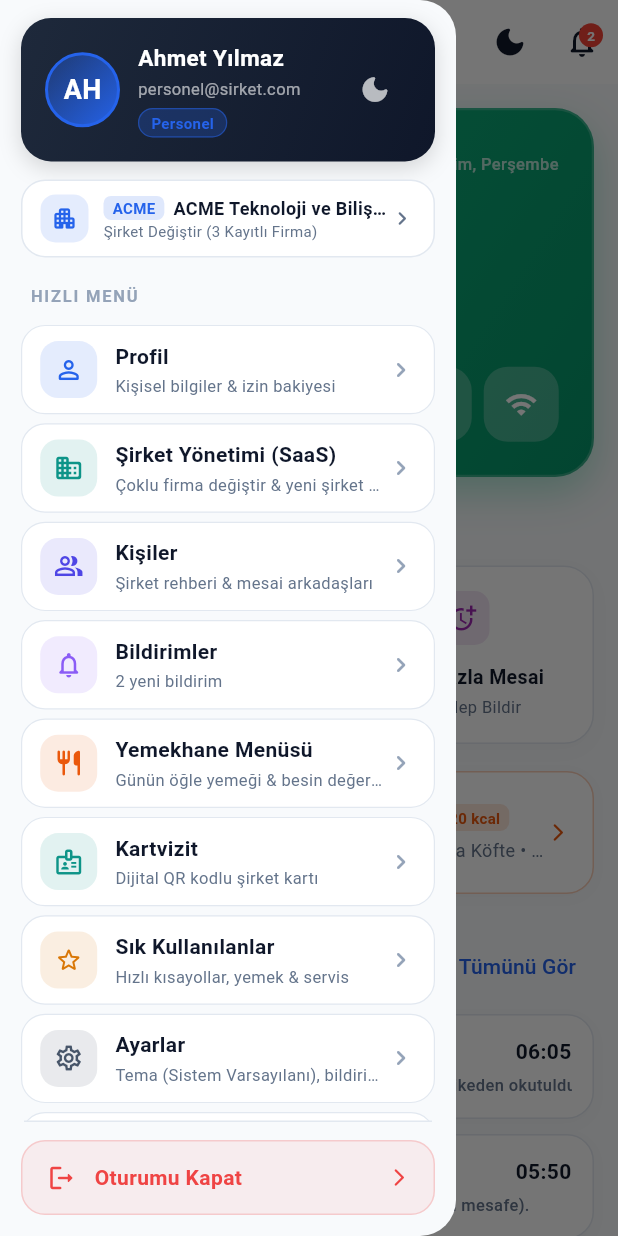
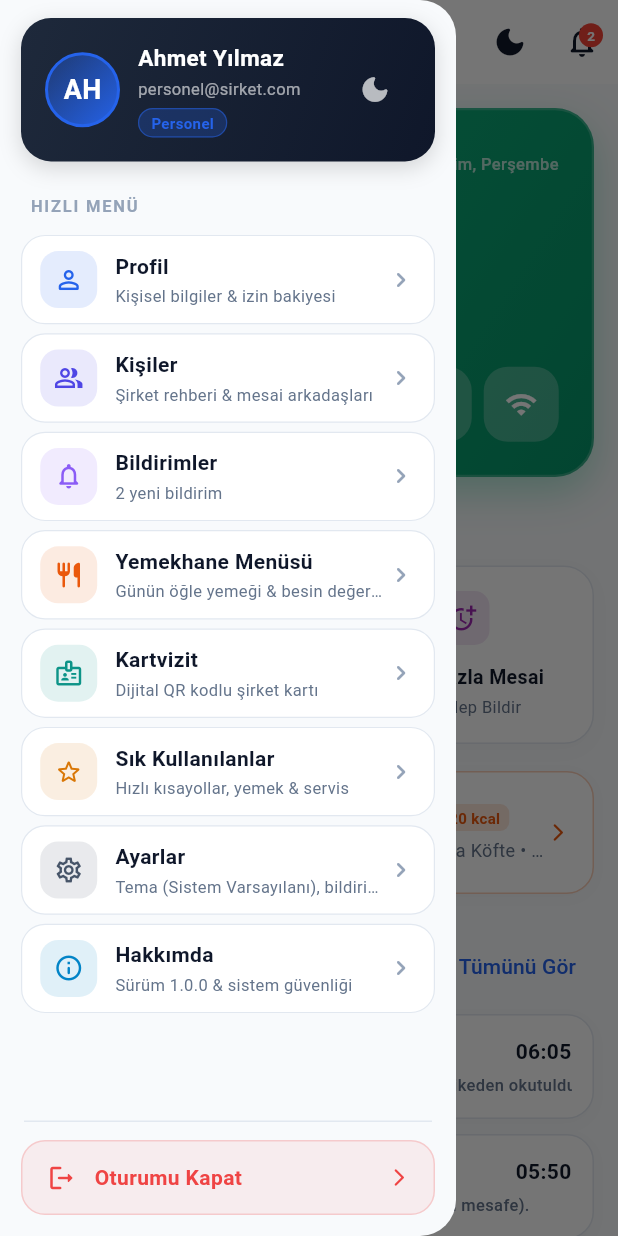
Before and after one commit to huseyincanli20/pdks-flutter, a Flutter app: the screen it shows after launch, with the side drawer open, on a phone screen of 412 x 824 dp. Run offline on Flutter 3.47's test engine with Material 3 defaults, Android fonts, the phone set to English and light mode, and no system bars; our stand-ins replace geolocator, local_auth, qr_flutter; missing offline and left inert: dart:html, mobile_scanner.

Commit message:
feat: Remove company switcher card and company management tile from drawer

```diff
--- a/lib/views/common/app_drawer.dart
+++ b/lib/views/common/app_drawer.dart
@@ -11,7 +11,6 @@
 import '../menu/about_screen.dart';
 import '../notifications/notifications_screen.dart';
 import '../cafeteria/cafeteria_menu_view_screen.dart';
-import '../company/company_management_screen.dart';
 
 class AppDrawer extends StatelessWidget {
   const AppDrawer({super.key});
@@ -221,75 +220,6 @@
               ),
             ),
 
-            // Aktif Şirket Bilgisi & Değiştir Butonu
-            Padding(
-              padding: const EdgeInsets.symmetric(horizontal: 14, vertical: 4),
-              child: InkWell(
-                onTap: () {
-                  Navigator.pop(context);
-                  Navigator.push(context, MaterialPageRoute(builder: (_) => const CompanyManagementScreen()));
-                },
-                borderRadius: BorderRadius.circular(16),
-                child: Container(
-                  padding: const EdgeInsets.symmetric(horizontal: 12, vertical: 9),
-                  decoration: BoxDecoration(
-                    color: AppColors.cardBg(context),
-                    borderRadius: BorderRadius.circular(16),
-                    border: Border.all(color: AppColors.cardBorder(context)),
-                  ),
-                  child: Row(
-                    children: [
-                      Container(
-                        padding: const EdgeInsets.all(7),
-                        decoration: BoxDecoration(
-                          color: AppColors.primaryOf(context).withOpacity(0.12),
-                          borderRadius: BorderRadius.circular(10),
-                        ),
-                        child: Icon(Icons.apartment_rounded, color: AppColors.primaryOf(context), size: 18),
-                      ),
-                      const SizedBox(width: 10),
-                      Expanded(
-                        child: Column(
-                          crossAxisAlignment: CrossAxisAlignment.start,
-                          children: [
-                            Row(
-                              children: [
-                                Container(
-                                  padding: const EdgeInsets.symmetric(horizontal: 6, vertical: 1),
-                                  decoration: BoxDecoration(
-                                    color: AppColors.primaryOf(context).withOpacity(0.15),
-                                    borderRadius: BorderRadius.circular(5),
-                                  ),
-                                  child: Text(
-                                    pdks.activeCompany.code,
-                                    style: TextStyle(fontSize: 10, fontWeight: FontWeight.bold, color: AppColors.primaryOf(context)),
-                                  ),
-                                ),
-                                const SizedBox(width: 6),
-                                Expanded(
-                                  child: Text(
-                                    pdks.activeCompany.name,
-                                    style: TextStyle(fontSize: 12, fontWeight: FontWeight.bold, color: AppColors.text(context)),
-                                    maxLines: 1,
-                                    overflow: TextOverflow.ellipsis,
-                                  ),
-                                ),
-                              ],
-                            ),
-                            Text(
-                              'Şirket Değiştir (${pdks.companies.length} Kayıtlı Firma)',
-                              style: TextStyle(fontSize: 10, color: AppColors.textSub(context)),
-                            ),
-                          ],
-                        ),
-                      ),
-                      Icon(Icons.chevron_right_rounded, color: AppColors.textSub(context), size: 18),
-                    ],
-                  ),
-                ),
-              ),
-            ),
-
             const Padding(
               padding: EdgeInsets.fromLTRB(20, 14, 20, 6),
               child: Align(
@@ -318,14 +248,6 @@
                     title: 'Profil',
                     subtitle: 'Kişisel bilgiler & izin bakiyesi',
                     destination: const ProfileScreen(),
-                  ),
-                  _buildDrawerTile(
-                    context,
-                    icon: Icons.business_rounded,
-                    color: const Color(0xFF0D9488),
-                    title: 'Şirket Yönetimi (SaaS)',
-                    subtitle: 'Çoklu firma değiştir & yeni şirket ekle',
-                    destination: const CompanyManagementScreen(),
                   ),
                   _buildDrawerTile(
                     context,
```
